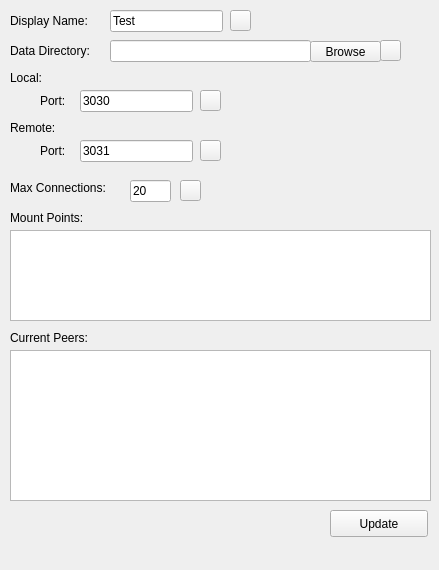
First picture: the form in src/gui/localclient.ui, repository cheshirekow/openbookfs, before the edit.
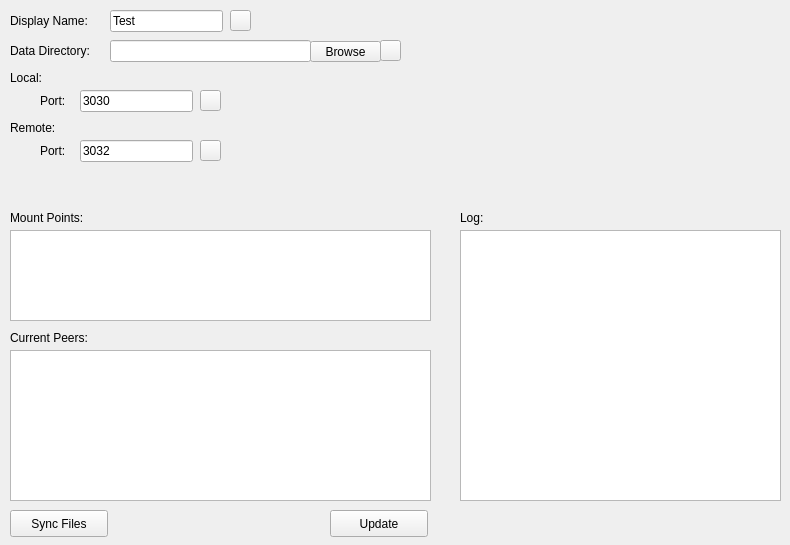
Second picture: the form after the edit. Custom widgets are drawn as their Qt base class.

```diff
--- a/src/gui/localclient.ui
+++ b/src/gui/localclient.ui
@@ -6,8 +6,8 @@
    <rect>
     <x>0</x>
     <y>0</y>
-    <width>439</width>
-    <height>570</height>
+    <width>790</width>
+    <height>545</height>
    </rect>
   </property>
   <property name="windowTitle">
@@ -114,7 +114,7 @@
     </rect>
    </property>
    <property name="text">
-    <string>3031</string>
+    <string>3032</string>
    </property>
   </widget>
   <widget class="QLabel" name="label_6">
@@ -130,32 +130,6 @@
     <string>Port:</string>
    </property>
   </widget>
-  <widget class="QLabel" name="label_7">
-   <property name="geometry">
-    <rect>
-     <x>10</x>
-     <y>180</y>
-     <width>121</width>
-     <height>16</height>
-    </rect>
-   </property>
-   <property name="text">
-    <string>Max Connections:</string>
-   </property>
-  </widget>
-  <widget class="QLineEdit" name="max_connections">
-   <property name="geometry">
-    <rect>
-     <x>130</x>
-     <y>180</y>
-     <width>41</width>
-     <height>22</height>
-    </rect>
-   </property>
-   <property name="text">
-    <string>20</string>
-   </property>
-  </widget>
   <widget class="QLabel" name="label_8">
    <property name="geometry">
     <rect>
@@ -244,19 +218,6 @@
     <string/>
    </property>
   </widget>
-  <widget class="Info" name="max_connections_i">
-   <property name="geometry">
-    <rect>
-     <x>180</x>
-     <y>180</y>
-     <width>21</width>
-     <height>21</height>
-    </rect>
-   </property>
-   <property name="text">
-    <string/>
-   </property>
-  </widget>
   <widget class="QPushButton" name="submit">
    <property name="geometry">
     <rect>
@@ -303,6 +264,42 @@
     </rect>
    </property>
   </widget>
+  <widget class="QPushButton" name="sync_files">
+   <property name="geometry">
+    <rect>
+     <x>10</x>
+     <y>510</y>
+     <width>98</width>
+     <height>27</height>
+    </rect>
+   </property>
+   <property name="text">
+    <string>Sync Files</string>
+   </property>
+  </widget>
+  <widget class="QListWidget" name="log">
+   <property name="geometry">
+    <rect>
+     <x>460</x>
+     <y>230</y>
+     <width>321</width>
+     <height>271</height>
+    </rect>
+   </property>
+  </widget>
+  <widget class="QLabel" name="label_10">
+   <property name="geometry">
+    <rect>
+     <x>460</x>
+     <y>210</y>
+     <width>111</width>
+     <height>16</height>
+    </rect>
+   </property>
+   <property name="text">
+    <string>Log:</string>
+   </property>
+  </widget>
  </widget>
  <customwidgets>
   <customwidget>
```
Left out of the diff: 2 changed lines with no effect on the pictures.
